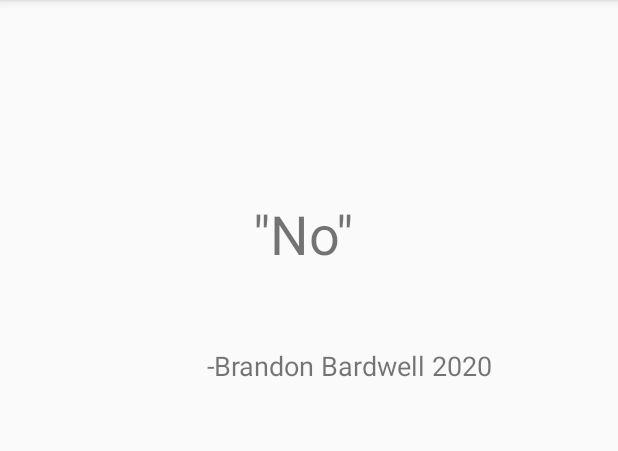
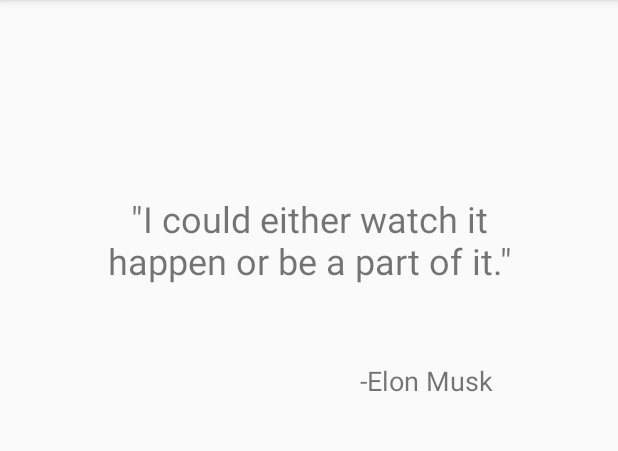
Before and after one commit to Brandon-Bardwell/Mobile-Apps, an Android app: the screen it shows after launch (MainActivity), on a phone screen of 412 x 824 dp, the part 84-535 px from its top. Run offline under Robolectric (Android 15) with nearby library versions, the phone set to English and light mode, and no system bars.

Commit message:
finished chapter 1 questions

```diff
--- a/TechQuotes/app/src/main/res/layout/activity_main.xml
+++ b/TechQuotes/app/src/main/res/layout/activity_main.xml
@@ -8,10 +8,11 @@
 
     <TextView
         android:id="@+id/textView2"
-        android:layout_width="wrap_content"
+        android:layout_width="305dp"
         android:layout_height="wrap_content"
-        android:text='"No" '
-        android:textSize="36sp"
+        android:text='"I could either watch it happen or be a part of it."'
+        android:textAlignment="center"
+        android:textSize="24sp"
         app:layout_constraintBottom_toBottomOf="parent"
         app:layout_constraintHorizontal_bias="0.501"
         app:layout_constraintLeft_toLeftOf="parent"
@@ -25,7 +26,7 @@
         android:layout_height="wrap_content"
         android:layout_marginEnd="83dp"
         android:layout_marginTop="51dp"
-        android:text="-Brandon Bardwell 2020"
+        android:text="-Elon Musk"
         android:textSize="18sp"
         app:layout_constraintEnd_toEndOf="parent"
         app:layout_constraintTop_toBottomOf="@+id/textView2" />
```
Also changed, not shown: 3 other files.
